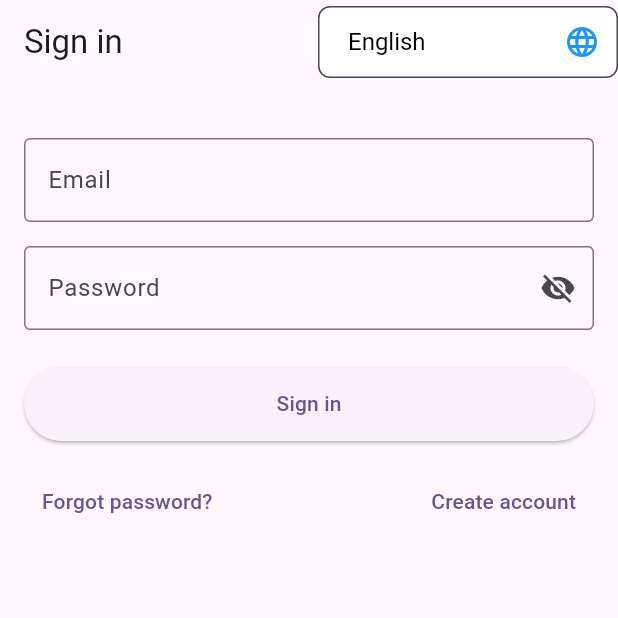
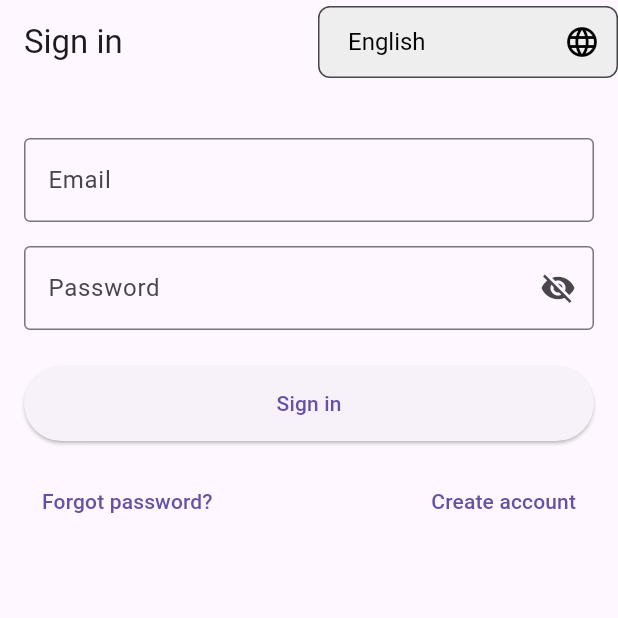
Before and after one commit to baoonhii/SIMULATED-EMAIL-SERVICE-APPLICATION, a Flutter app: the screen it shows after launch, on a phone screen of 412 x 824 dp, the top half of it. Run offline on Flutter 3.47's test engine with Material 3 defaults, Android fonts, the light colour scheme and no system bars; our stand-ins replace cached_network_image, file_picker, shared_preferences; accounts and stored records are empty; generated files the repository leaves out were written again.

Commit message:
add dark mode front-back

```diff
--- a/lib/constants.dart
+++ b/lib/constants.dart
@@ -1,7 +1,7 @@
 // ignore_for_file: camel_case_types
 
 const Route404 = "404";
-const placeholderImage = 'assets/placeholder.jpg';
+const placeholderImage = "assets/placeholder.jpg";
 const appName = "GotMail";
 
 enum SettingsRoutes {
@@ -45,14 +45,19 @@ enum MailSubroutes {
   final String value;
 }
 
+const API_ROOT = "http://127.0.0.1:8000";
+const mediaServer = "http://127.0.0.1:8000";
+
 enum API_Endpoints {
-  AUTH_REGISTER('http://127.0.0.1:8000/auth/register/'),
-  AUTH_LOGIN('http://127.0.0.1:8000/auth/login/'),
-  AUTH_LOGOUT('http://127.0.0.1:8000/auth/logout/'),
-  AUTH_VALIDATE_TOKEN('http://127.0.0.1:8000/auth/validate_token/'),
-  USER_PROFILE('http://127.0.0.1:8000/user/profile/'),
-  GET_IMAGE("http://127.0.0.1:8000"),
-  USER_AUTO_REPLY('http://127.0.0.1:8000/user/auto_rep/'),
+  AUTH_REGISTER("$API_ROOT/auth/register/"),
+  AUTH_LOGIN("$API_ROOT/auth/login/"),
+  AUTH_LOGOUT("$API_ROOT/auth/logout/"),
+  AUTH_VALIDATE_TOKEN("$API_ROOT/auth/validate_token/"),
+  USER_PROFILE("$API_ROOT/user/profile/"),
+  GET_IMAGE(mediaServer),
+  USER_AUTO_REPLY("$API_ROOT/user/auto_rep/"),
+  USER_DARKMODE("$API_ROOT/user/darkmode/"),
+  USER_EMAIL_PREF("$API_ROOT/user/email_pref/"),
   ;
 
   const API_Endpoints(this.value);
@@ -63,3 +68,17 @@ String getUserProfileImageURL(String url) {
   final finalUrl = "${API_Endpoints.GET_IMAGE.value}$url";
   return finalUrl;
 }
+
+const List<String> fontSizes = ["Small", "Medium", "Large"];
+const List<String> fontFamilies = ["Sans-serif", "Serif", "Monospace"];
+
+
+
+const Map<String, String> fontFamilySelectMap = {
+  "Sans-serif": "sans-serif",
+  "Serif": "serif",
+  "Monospace": "monospace"
+};
+
+
+var fontFamilyValueMap = fontFamilySelectMap.map((k, v) => MapEntry(v, k));
--- a/lib/main.dart
+++ b/lib/main.dart
@@ -6,14 +6,21 @@ import 'state_management/account_provider.dart';
 import 'state_management/email_provider.dart';
 import 'state_management/locale_provider.dart';
 import 'manager.dart';
+import 'state_management/theme_provider.dart';
 
-void main() {
+void main() async {
+  WidgetsFlutterBinding.ensureInitialized();
+
+  final themeProvider = ThemeProvider();
+  await themeProvider.fetchDarkModeSetting();
+
   runApp(
     MultiProvider(
       providers: [
         ChangeNotifierProvider(create: (context) => LocaleProvider()),
         ChangeNotifierProvider(create: (context) => EmailsProvider()),
         ChangeNotifierProvider(create: (context) => AccountProvider()),
+        ChangeNotifierProvider(create: (context) => themeProvider),
         // Add other providers here in the future
       ],
       child: const MyApp(),
@@ -27,6 +34,7 @@ class MyApp extends StatelessWidget {
   @override
   Widget build(BuildContext context) {
     final localeProvider = Provider.of<LocaleProvider>(context);
+    final themeProvider = Provider.of<ThemeProvider>(context);
 
     return MaterialApp(
       title: appName,
@@ -35,9 +43,14 @@ class MyApp extends StatelessWidget {
       supportedLocales: AppLocalizations.supportedLocales,
       locale: localeProvider.locale,
       theme: ThemeData(
-        colorScheme: ColorScheme.fromSeed(seedColor: Colors.deepPurple),
-        useMaterial3: true,
+        primarySwatch: Colors.blue,
+        brightness: Brightness.light,
       ),
+      darkTheme: ThemeData(
+        primarySwatch: Colors.purple,
+        brightness: Brightness.dark,
+      ),
+      themeMode: themeProvider.themeMode,
       initialRoute: AuthRoutes.LOGIN.value,
       onGenerateRoute: (settings) => getRouterManager(settings, context),
     );
--- a/lib/other_widgets/locale_switcher.dart
+++ b/lib/other_widgets/locale_switcher.dart
@@ -17,6 +17,9 @@ List<Widget> getLanguageChangeDropdown(
   LocaleProvider localeProvider,
   FocusNode focusNode,
 ) {
+  final theme = Theme.of(context);
+  final dropdownTextStyle = getDropdownTextStyle(context);
+
   return [
     SizedBox(
       width: 200,
@@ -50,26 +53,44 @@ List<Widget> getLanguageChangeDropdown(
             // Customize the border
             border: OutlineInputBorder(
               borderRadius: BorderRadius.circular(8.0),
-              borderSide: const BorderSide(color: Colors.grey),
+              borderSide: BorderSide(
+                color: theme.brightness == Brightness.dark
+                    ? Colors.white
+                    : Colors.black,
+              ),
             ),
             // Customize the filled color
             filled: true,
-            fillColor: Colors.white,
+            fillColor: theme.brightness == Brightness.dark
+                ? Colors.grey[800]
+                : Colors.grey[200],
             // Customize the content padding
             contentPadding: const EdgeInsets.symmetric(
               horizontal: 16.0,
               vertical: 8.0,
             ),
             // Optional: customize the dropdown icon
-            suffixIcon: const Icon(Icons.language, color: Colors.blue),
+            suffixIcon: Icon(
+              Icons.language,
+              color: theme.brightness == Brightness.dark
+                  ? Colors.white
+                  : Colors.black,
+            ),
           ),
-          // Customize the dropdown button style
-          dropdownColor: Colors.white,
-          style: const TextStyle(fontSize: 16, color: Colors.black),
-          iconEnabledColor: Colors.blue,
-          iconDisabledColor: Colors.grey,
+          style: dropdownTextStyle,
+          dropdownColor: theme.brightness == Brightness.dark
+              ? Colors.grey[800]
+              : Colors.white,
         ),
       ),
     ),
   ];
 }
+
+TextStyle getDropdownTextStyle(BuildContext context) {
+  final theme = Theme.of(context);
+  return TextStyle(
+    fontSize: 16,
+    color: theme.brightness == Brightness.dark ? Colors.white : Colors.black,
+  );
+}
```
Also changed, not shown: lib/l10n/intl_en.arb (+7 -1 lines), lib/l10n/intl_vi.arb (+7 -1 lines), lib/state_management/theme_provider.dart (added, +37 -0 lines), lib/utils/api_pipeline.dart (+7 -0 lines), lib/views/gmail_drawer.dart (+3 -6 lines), lib/views/gmail_email_pref_screen.dart (added, +169 -0 lines), lib/views/user_settings_screen.dart (+73 -2 lines), 3 other files.
